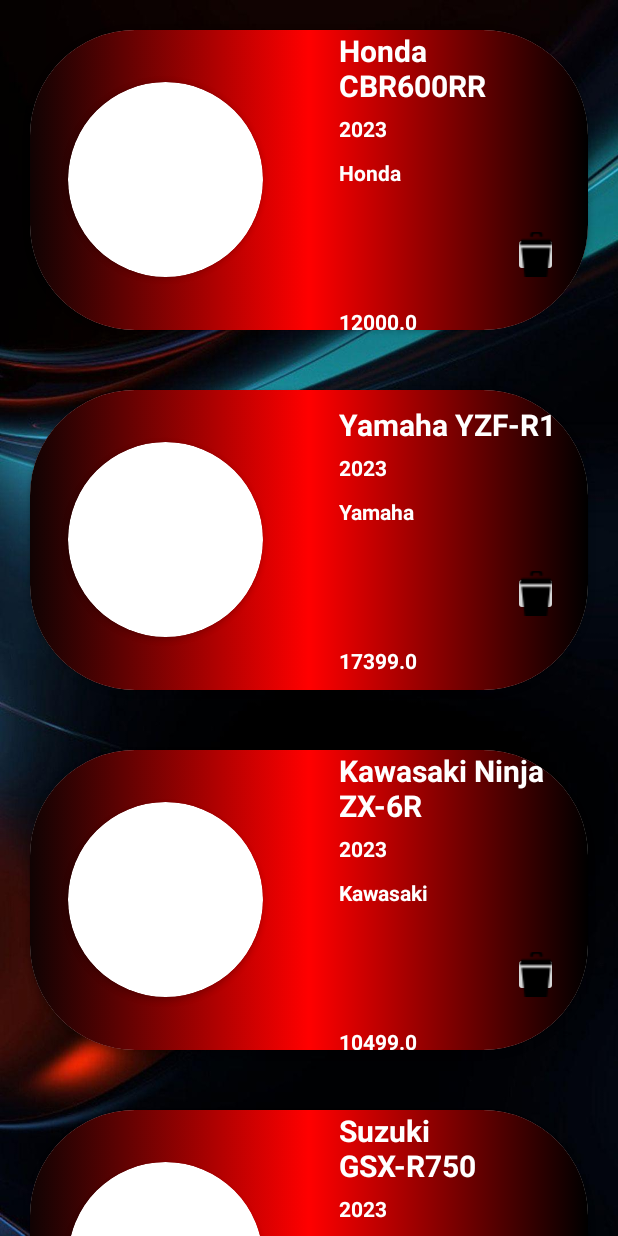
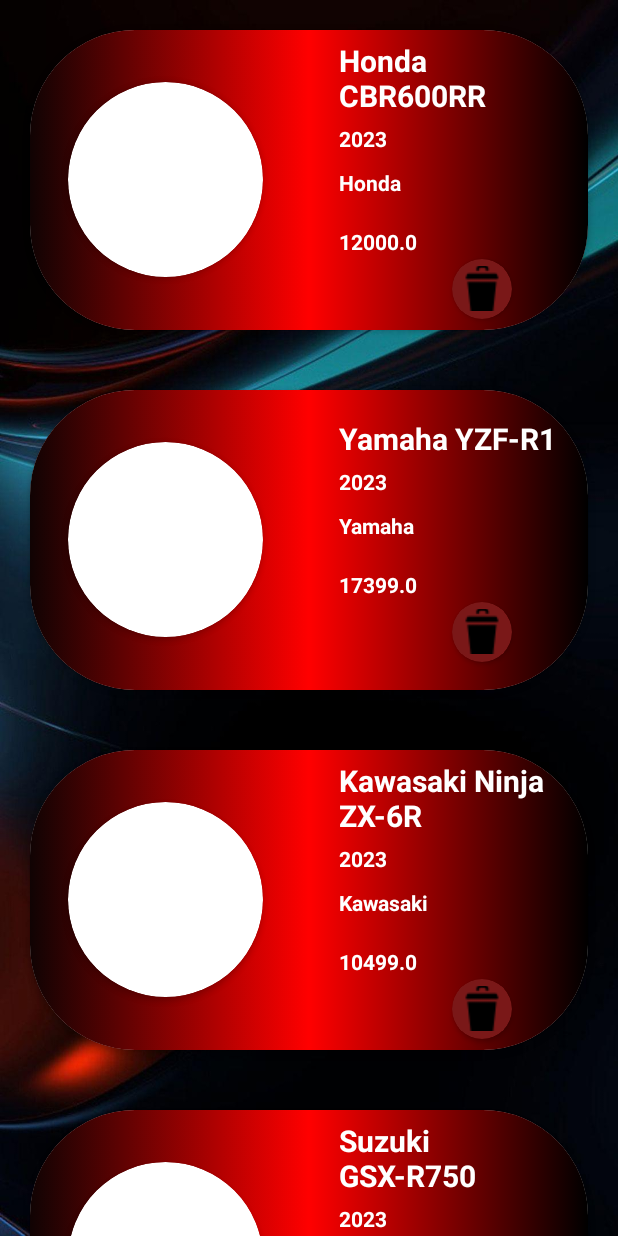
Before and after one commit to mcar03/ProyectoMotos, an Android app: the screen it shows after launch (MainActivity), on a phone screen of 412 x 824 dp. Run offline under Robolectric (Android 15) with nearby library versions, the phone set to English and light mode, and no system bars; pictures from the network do not load.

Commit message:
Version 1.1 (Completa)

```diff
--- a/app/src/main/res/layout/item.xml
+++ b/app/src/main/res/layout/item.xml
@@ -82,27 +82,36 @@
                 tools:ignore="HardcodedText" />
 
             <!-- Botón de borrar -->
-            <ImageButton
-                android:id="@+id/imageButtonBorrarItemRecycler"
-                android:layout_width="30dp"
-                android:layout_height="30dp"
-                android:layout_gravity="end"
-                android:layout_marginTop="20dp"
-                android:layout_marginBottom="10dp"
-                app:srcCompat="@drawable/bote_de_basura"
-                tools:ignore="ContentDescription,RtlHardcoded,SpeakableTextPresentCheck,TouchTargetSizeCheck" />
-
-            <!-- Precio -->
             <TextView
                 android:id="@+id/textViewPrecioItemRecycler"
                 android:layout_width="wrap_content"
                 android:layout_height="wrap_content"
+                android:layout_marginTop="10dp"
+                android:gravity="end"
                 android:text="Precio"
                 android:textColor="@color/white"
-                android:textStyle="bold"
-                android:layout_marginTop="10dp"
-                android:gravity="end"
-                android:textSize="14sp" />
+                android:textSize="14sp"
+                android:textStyle="bold" />
+
+            <androidx.cardview.widget.CardView
+                android:layout_width="40dp"
+                app:cardCornerRadius="20dp"
+                android:backgroundTint="#7A1818"
+                android:layout_marginTop="2dp"
+                android:layout_marginLeft="75dp"
+                android:layout_height="40dp" >
+
+                <ImageButton
+                    android:id="@+id/imageButtonBorrarItemRecycler"
+                    android:layout_width="30dp"
+                    android:background="#7A1818"
+                    android:layout_height="30dp"
+                    android:layout_gravity="center"
+                    app:srcCompat="@drawable/bote_de_basura"
+                    tools:ignore="ContentDescription,RtlHardcoded,SpeakableTextPresentCheck,TouchTargetSizeCheck" />
+            </androidx.cardview.widget.CardView>
+
+            <!-- Precio -->
         </LinearLayout>
     </LinearLayout>
 </androidx.cardview.widget.CardView>
```
Also changed, not shown: app/src/main/java/com/example/motosproyecto/controller/Controller.kt (+19 -5 lines).
